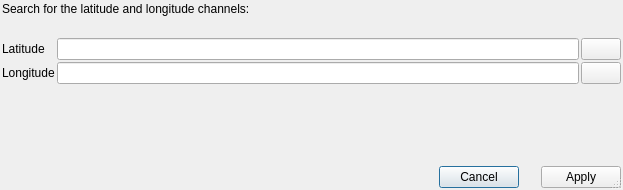
Old version of the form src/asammdf/gui/ui/gps_dialog.ui in the repository danielhrisca/asammdf.
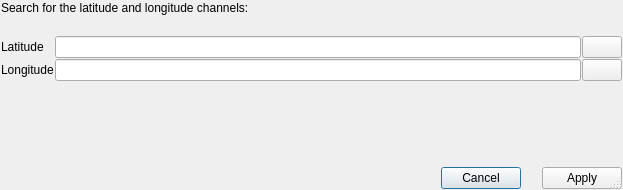
New version of the form. Icons and pictures are not drawn.

Diff of the .ui file:
```diff
--- a/src/asammdf/gui/ui/gps_dialog.ui
+++ b/src/asammdf/gui/ui/gps_dialog.ui
@@ -22,19 +22,19 @@
   </property>
   <layout class="QGridLayout" name="gridLayout" rowstretch="0,0,0,0,1,0">
    <property name="leftMargin">
-  <number>2</number>
+  <number>1</number>
 </property>
    <property name="topMargin">
-  <number>2</number>
+  <number>1</number>
 </property>
    <property name="rightMargin">
-  <number>2</number>
+  <number>1</number>
 </property>
    <property name="bottomMargin">
-  <number>2</number>
+  <number>1</number>
 </property>
    <property name="spacing">
-  <number>2</number>
+  <number>1</number>
 </property>
    <item row="0" column="0" colspan="3">
     <widget class="QLabel" name="label_3">
@@ -46,7 +46,7 @@
    <item row="5" column="0" colspan="3">
     <layout class="QHBoxLayout" name="horizontalLayout" stretch="1,0,0,0">
      <property name="spacing">
-  <number>2</number>
+  <number>1</number>
 </property>
      <item>
       <spacer name="horizontalSpacer">
```
